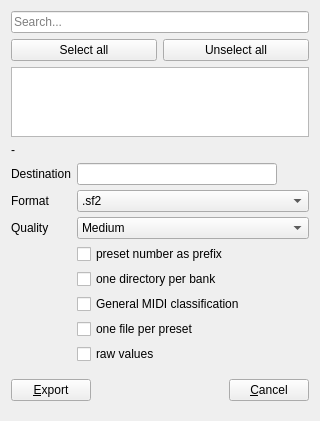
This is sources/editor/tools/soundfont_export/toolsoundfontexport_gui.ui in davy7125/polyphone as Qt 5 draws it before an edit. The edited form follows.
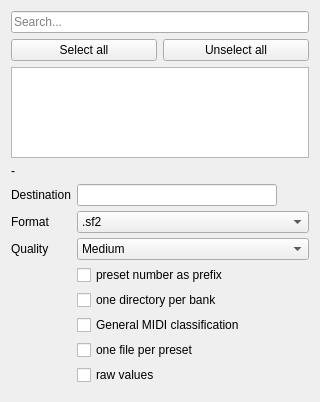
This is the edited form.

Commit message:
Button order in dialogs
Closes #322

What changed in the file:
```diff
--- a/sources/editor/tools/soundfont_export/toolsoundfontexport_gui.ui
+++ b/sources/editor/tools/soundfont_export/toolsoundfontexport_gui.ui
@@ -207,35 +207,7 @@
     </layout>
    </item>
    <item>
-    <layout class="QHBoxLayout" name="horizontalLayout">
-     <item>
-      <widget class="QPushButton" name="pushExport">
-       <property name="text">
-        <string>&amp;Export</string>
-       </property>
-      </widget>
-     </item>
-     <item>
-      <spacer name="horizontalSpacer">
-       <property name="orientation">
-        <enum>Qt::Orientation::Horizontal</enum>
-       </property>
-       <property name="sizeHint" stdset="0">
-        <size>
-         <width>20</width>
-         <height>40</height>
-        </size>
-       </property>
-      </spacer>
-     </item>
-     <item>
-      <widget class="QPushButton" name="pushAnnuler">
-       <property name="text">
-        <string>&amp;Cancel</string>
-       </property>
-      </widget>
-     </item>
-    </layout>
+    <widget class="QDialogButtonBox" name="buttonBox"/>
    </item>
   </layout>
  </widget>
```
Left out of the diff: 2 changed lines with no effect on the pictures. The commit also changes 89 other files.
